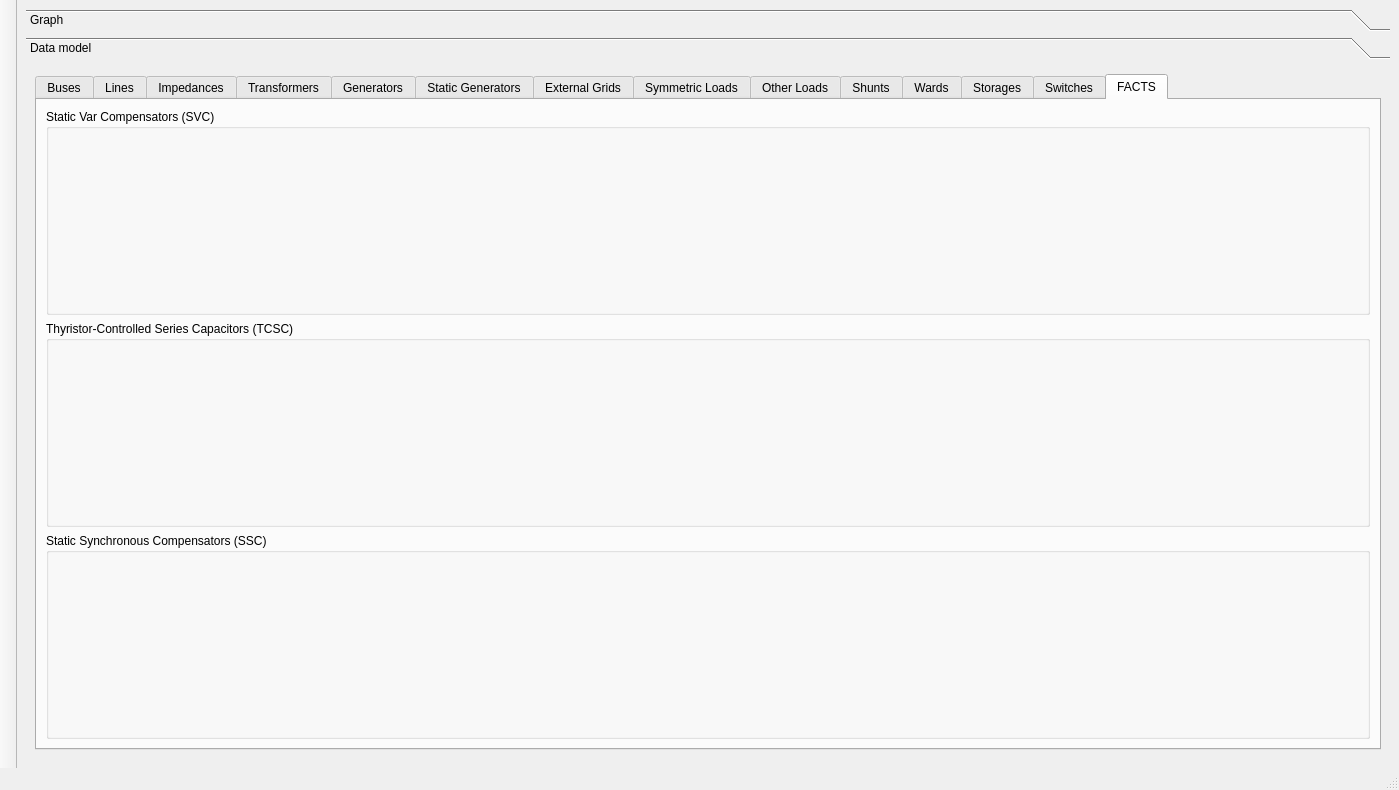
Above: src/electricalsim/ui/main_window.ui from aloytag/electrical-grid-simulator before the change. Below: the same form after it.
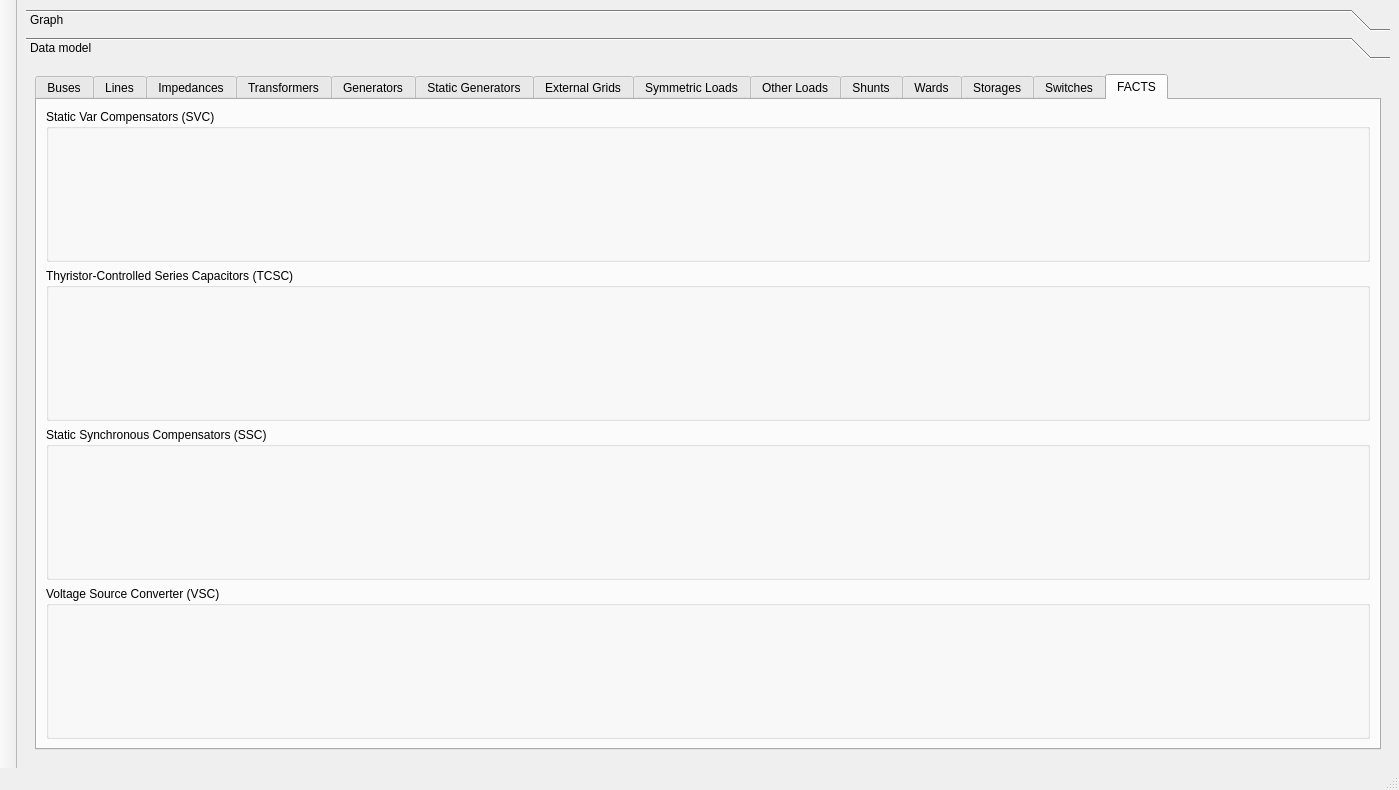
That is the form after the change. The open tabs and pages were chosen to show the change.

Diff of the .ui file:
```diff
--- a/src/electricalsim/ui/main_window.ui
+++ b/src/electricalsim/ui/main_window.ui
@@ -61,7 +61,7 @@
           <rect>
            <x>0</x>
            <y>0</y>
-           <width>1367</width>
+           <width>1371</width>
            <height>649</height>
           </rect>
          </property>
@@ -352,6 +352,18 @@
                   </layout>
                  </widget>
                 </item>
+                <item>
+                 <widget class="QGroupBox" name="groupBox_14">
+                  <property name="title">
+                   <string>Voltage Source Converter (VSC)</string>
+                  </property>
+                  <layout class="QHBoxLayout" name="horizontalLayout_25">
+                   <item>
+                    <layout class="QVBoxLayout" name="layout_vsc"/>
+                   </item>
+                  </layout>
+                 </widget>
+                </item>
                </layout>
               </widget>
              </widget>
```
Left out of the diff: 12 changed lines with no effect on the pictures.
